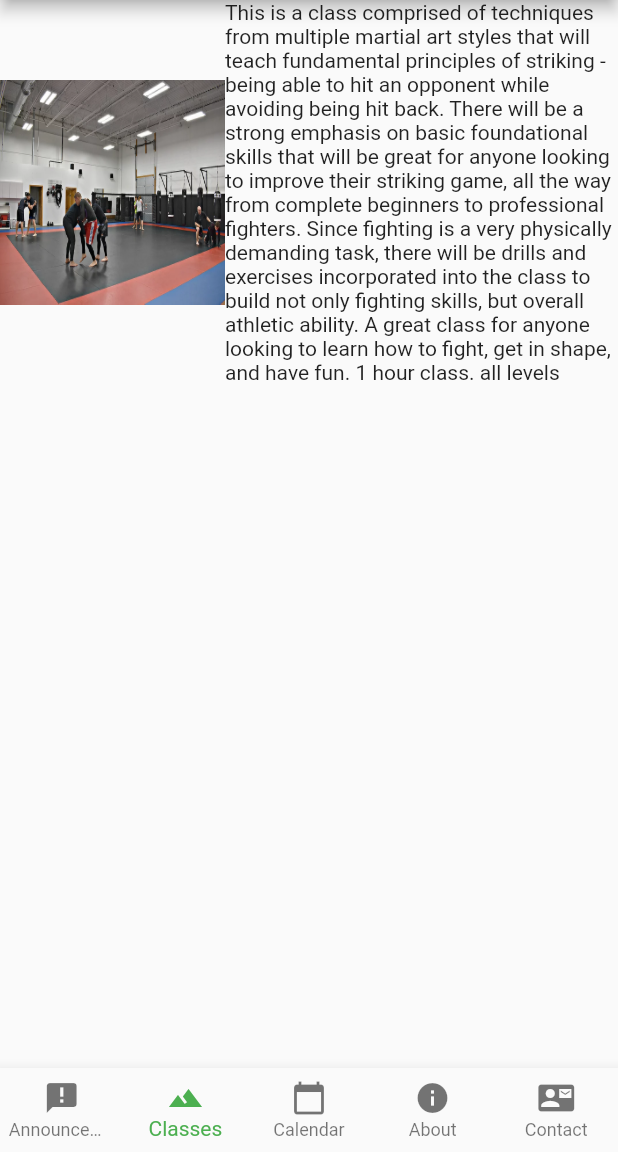
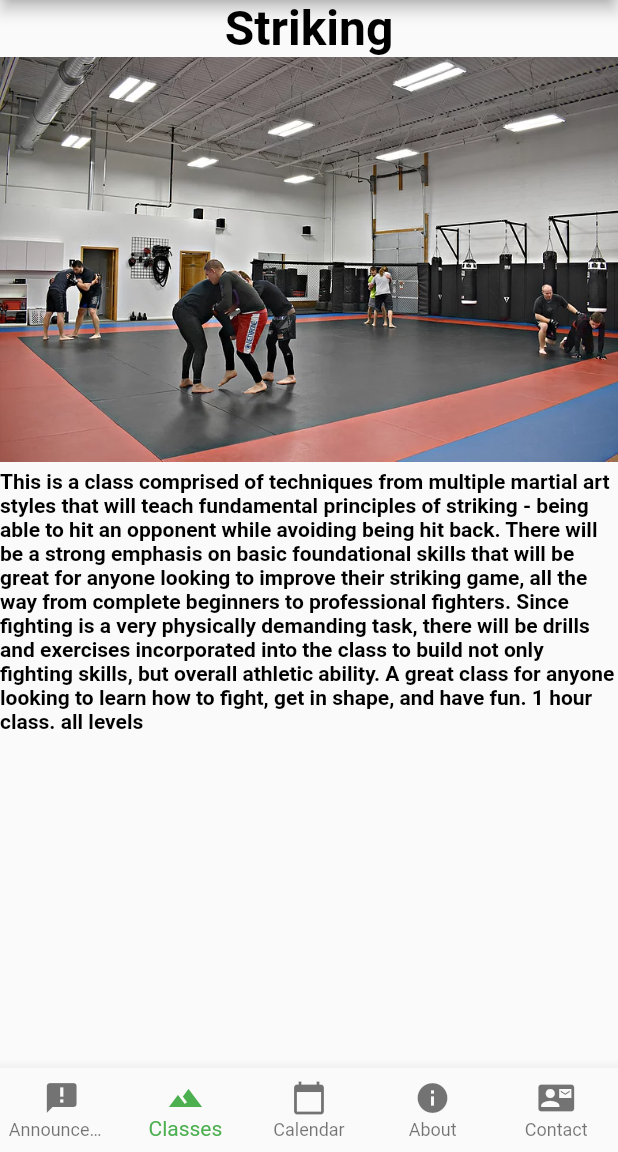
Before and after one commit to wowbob396/FightForFitness, a Flutter app: the screen it shows after launch, item 2 of the bottom bar chosen, on a phone screen of 412 x 824 dp, the part 84-1236 px from its top. Run offline on Flutter 3.47's test engine with Material 2 defaults, Android fonts, the phone set to English and light mode, and no system bars.

Commit message:
created basic class page

```diff
--- a/lib/components/ClassPage.dart
+++ b/lib/components/ClassPage.dart
@@ -2,47 +2,115 @@ import 'package:flutter/material.dart';
 
 class ClassPage extends StatelessWidget {
   final String _strikingText = "This is a class comprised of techniques from multiple martial art styles that will teach fundamental principles of striking - being able to hit an opponent while avoiding being hit back. There will be a strong emphasis on basic foundational skills that will be great for anyone looking to improve their striking game, all the way from complete beginners to professional fighters. Since fighting is a very physically demanding task, there will be drills and exercises incorporated into the class to build not only fighting skills, but overall athletic ability. A great class for anyone looking to learn how to fight, get in shape, and have fun. 1 hour class. all levels";
+  final String _grapplingText = "This class teaches basic techniques from wrestling and jiu jitsu designed to control, subdue, and escape from an attacker. With striking and self defense in mind, there will be a focus on practical application of these techniques in a real life situation rather than focusing on the sport application. This class will help build overall body awareness, strength, and flexibility, while building foundational skills that will help you if a physical confrontation should ever occur. It will be challenging both physically and mentally but very rewarding.   1 hour class. All levels";
+  final String _mmaText = "Putting it all together. Striking and grappling techniques combined to create the most real and effective way of fighting. This class will build on the foundational techniques learned in the grappling and striking classes and then blend them together. this class will test your abilities and help you find the fighting style that works best for you.   Equipment required- Groin protector. MMA gloves. mouth guard. good hygiene.  1 Hour class. Experience preferred(ask instructor)";
+
+
+
+
+
+
   @override
   Widget build(BuildContext context) {
-    return Center(
-        child: Container(
+    return Scaffold(
+
+      body: PageView(
+        children: <Widget>[
+          _buildStrikingClass(),
+          _buildGrapplingClass(),
+          _buildMmaClass()
+        ],
+      )
+    );
+  }
+  Widget _buildMmaClass() {
+    return Container(
         child: Column(
           children: <Widget>[
-              Row (
-                children: <Widget>[
-                  StrikingImageAsset(),
-                  Expanded(
-                    child: Text(_strikingText),
+            RichText(
+              text: TextSpan(
+                  text: "MMA",
+                  style: TextStyle(
+                    fontWeight: FontWeight.bold,
+                    fontSize: 32.0,
+                    color: Colors.black,
                   )
-                ],
+              ),
+            ),
+            Image(image: AssetImage("assets/mma.png")),
+            Padding(
+              padding: EdgeInsets.symmetric(vertical: 5.0),
+              child: RichText(
+                text:TextSpan(
+                  text: _mmaText,
+                  style: TextStyle(fontWeight: FontWeight.bold,color: Colors.black),
+                ),
+              ),
             ),
           ],
-          ),
-        ),
+        )
     );
   }
 
-  Widget _createCards() {
-    return  Center(
-        child: Card(
+
+  Widget _buildGrapplingClass() {
+    return Container(
         child: Column(
-            mainAxisAlignment: MainAxisAlignment.center,
-            mainAxisSize: MainAxisSize.max,
           children: <Widget>[
-              DecoratedBox(
-                decoration: BoxDecoration(
-                    image: DecorationImage(
-                        image: AssetImage("assets/striking.png")
-
+            RichText(
+              text: TextSpan(
+                  text: "Grappling",
+                  style: TextStyle(
+                    fontWeight: FontWeight.bold,
+                    fontSize: 32.0,
+                    color: Colors.black,
                   )
               ),
             ),
-              Text("Striking Class"),
-            ],
+            Image(image: AssetImage("assets/grappling.png")),
+            Padding(
+              padding: EdgeInsets.symmetric(vertical: 5.0),
+              child: RichText(
+                text:TextSpan(
+                  text: _grapplingText,
+                  style: TextStyle(fontWeight: FontWeight.bold,color: Colors.black),
                 ),
               ),
+            ),
+          ],
+        )
     );
   }
+
+  Widget _buildStrikingClass() {
+    return Container(
+      child: Column(
+        children: <Widget>[
+          RichText(
+            text: TextSpan(
+              text: "Striking",
+              style: TextStyle(
+                fontWeight: FontWeight.bold,
+                fontSize: 32.0,
+                color: Colors.black,
+              )
+            ),
+          ),
+          Image(image: AssetImage("assets/striking.png")),
+          Padding(
+            padding: EdgeInsets.symmetric(vertical: 5.0),
+            child: RichText(
+                text:TextSpan(
+                  text: _strikingText,
+                  style: TextStyle(fontWeight: FontWeight.bold,color: Colors.black),
+                ),
+            ),
+          ),
+        ],
+      )
+    );
+  }
+
 }
 
 class StrikingImageAsset extends StatelessWidget {
@@ -52,13 +120,10 @@ class StrikingImageAsset extends StatelessWidget {
     //Image image = Image(image: assetImage);
 
     return new Container(
-      width: 150,
-      height: 150,
-      alignment: Alignment.center,
       decoration: BoxDecoration(
         image: DecorationImage(
             image: assetImage,
-            fit: BoxFit.fill
+            //fit: BoxFit.fill
         ),
       ),
     );
--- a/pubspec.yaml
+++ b/pubspec.yaml
@@ -19,7 +19,6 @@ environment:
 dependencies:
   flutter:
     sdk: flutter
-
 
   # The following adds the Cupertino Icons font to your application.
   # Use with the CupertinoIcons class for iOS style icons.
```
Also changed, not shown: 3 other files. Lines whose indentation alone changed are shown as unchanged.
